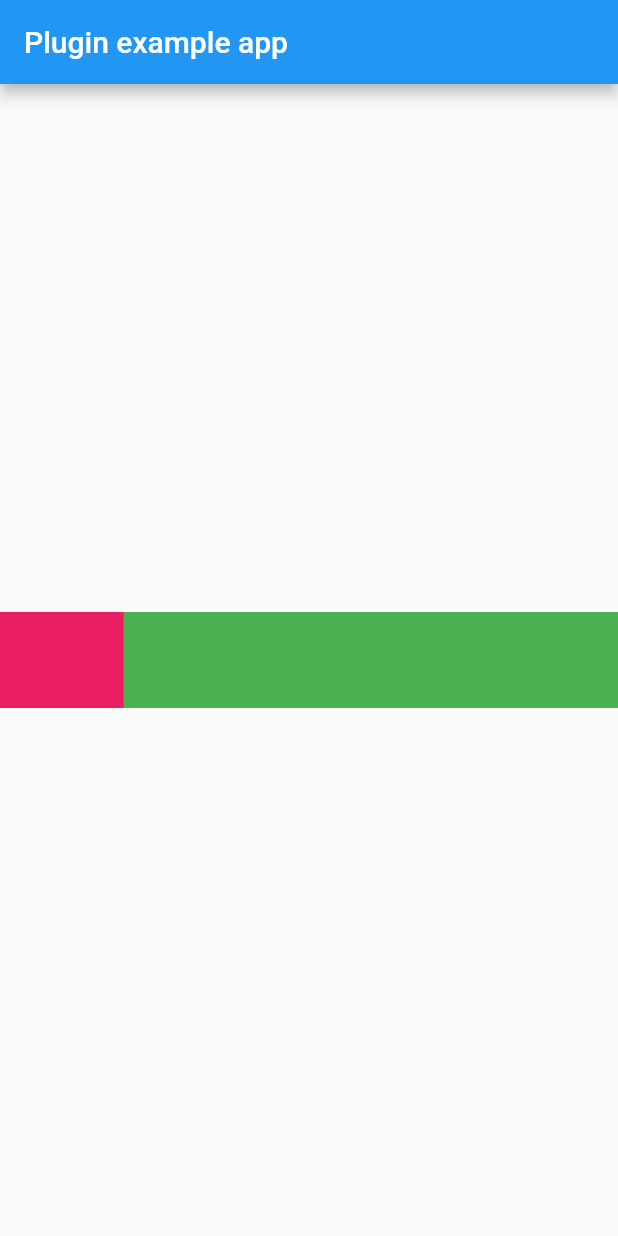
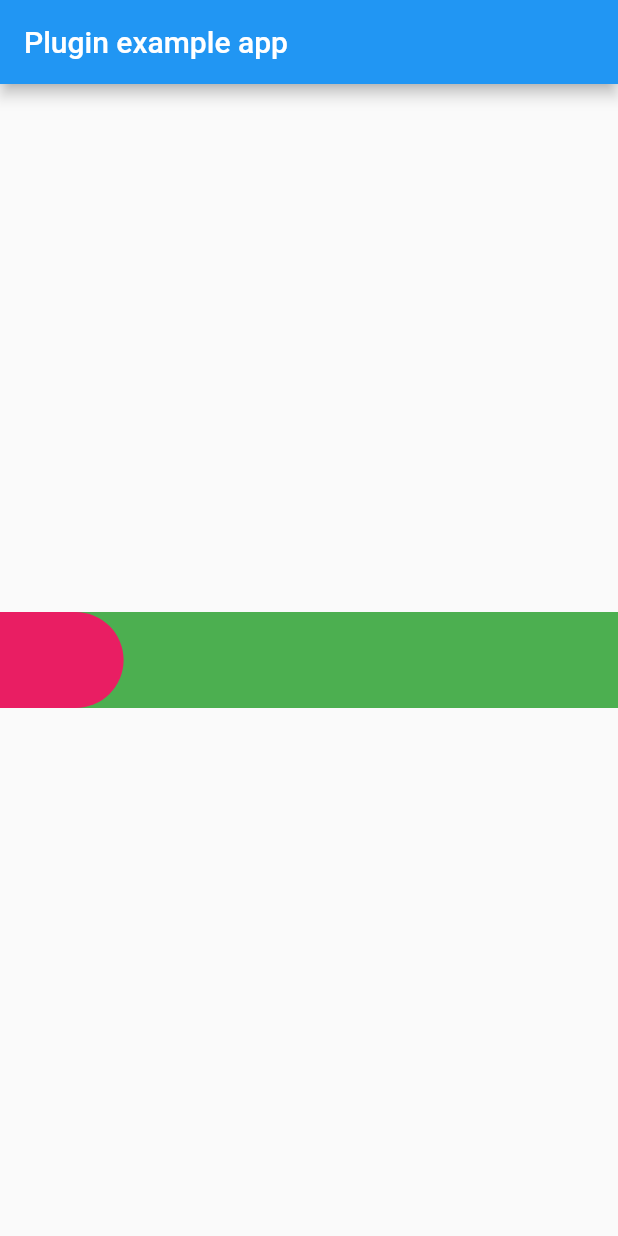
Before and after one commit to Timoteohss/slide_button, a Flutter app: the screen it shows after launch, on a phone screen of 412 x 824 dp. Run offline on Flutter 3.47's test engine with Material 2 defaults, Android fonts, the light colour scheme and no system bars; our stand-ins replace logger.

Commit message:
Added swipe to left feature
And some refactoring

```diff
--- a/lib/swipe_button.dart
+++ b/lib/swipe_button.dart
@@ -56,7 +56,6 @@ class _SwipeButtonState extends State<SwipeButton>
     with SingleTickerProviderStateMixin {
   AnimationController _animationController;
   var _maxWidth = 0.0;
-  var _minWidth = 0.0;
 
   var logger = Logger();
 
@@ -67,8 +66,10 @@ class _SwipeButtonState extends State<SwipeButton>
         vsync: this, duration: const Duration(milliseconds: 300))
       ..addListener(() {
         setState(() {});
+
       });
     _animationController.value = 0.2;
+
   }
 
   @override
@@ -82,7 +83,6 @@ class _SwipeButtonState extends State<SwipeButton>
     return LayoutBuilder(
         builder: (BuildContext context, BoxConstraints constraints) {
           _maxWidth = constraints.maxWidth;
-          _minWidth = constraints.minWidth;
 
           return Stack(
             children: <Widget>[
@@ -109,7 +109,14 @@ class _SwipeButtonState extends State<SwipeButton>
                         widthFactor: _animationController.value,
                         heightFactor: 1.0,
                         child: Container(
-                          color: Colors.pink,
+                          decoration: BoxDecoration(
+                            color: Colors.pink,
+                            borderRadius: BorderRadius.only(
+                              bottomRight: Radius.circular(50),
+                              topRight: Radius.circular(50)
+                            )
+                          ),
+
                         ),
                       ),
                     ),
@@ -122,7 +129,11 @@ class _SwipeButtonState extends State<SwipeButton>
   }
 
   void _onDrag(DragUpdateDetails details) {
-    _animationController.value = (details.globalPosition.dx) / _maxWidth;
+    if(widget.slideDirection == SlideDirection.RIGHT) {
+      _animationController.value = (details.globalPosition.dx) / _maxWidth;
+    } else {
+      _animationController.value = 1.0 - (details.globalPosition.dx) / _maxWidth;
+    }
   }
 
   void _onDragEnd(DragEndDetails details) {
```
Also changed, not shown: 1 other file.
